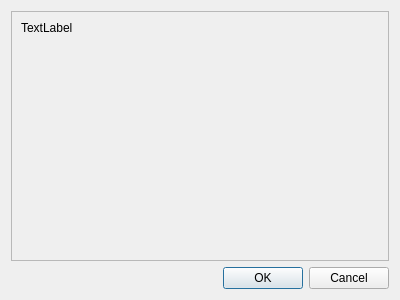
The window that code/scrollbox/ui/scrollbox.ui (andrew-bibb/cmst) describes before a commit, drawn with Qt 5.
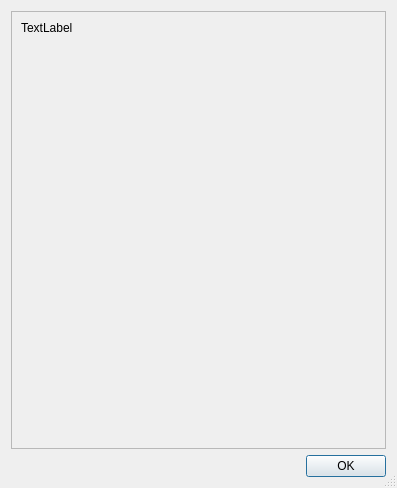
The same window after the commit.

Commit message: change log now shown in dialog with scroll bars

The edit to the form file:
```diff
--- a/code/scrollbox/ui/scrollbox.ui
+++ b/code/scrollbox/ui/scrollbox.ui
@@ -6,12 +6,15 @@
    <rect>
     <x>0</x>
     <y>0</y>
-    <width>400</width>
-    <height>300</height>
+    <width>397</width>
+    <height>488</height>
    </rect>
   </property>
   <property name="windowTitle">
-   <string>Dialog</string>
+   <string>Scrollbox</string>
+  </property>
+  <property name="sizeGripEnabled">
+   <bool>true</bool>
   </property>
   <layout class="QVBoxLayout" name="verticalLayout_2">
    <item>
@@ -24,8 +27,8 @@
        <rect>
         <x>0</x>
         <y>0</y>
-        <width>380</width>
-        <height>252</height>
+        <width>377</width>
+        <height>440</height>
        </rect>
       </property>
       <layout class="QVBoxLayout" name="verticalLayout">
@@ -62,7 +65,7 @@
       <enum>Qt::Horizontal</enum>
      </property>
      <property name="standardButtons">
-      <set>QDialogButtonBox::Cancel|QDialogButtonBox::Ok</set>
+      <set>QDialogButtonBox::Ok</set>
      </property>
     </widget>
    </item>
```
Left out of the diff: 3 changed lines with no effect on the pictures. The commit also changes 6 other files.
